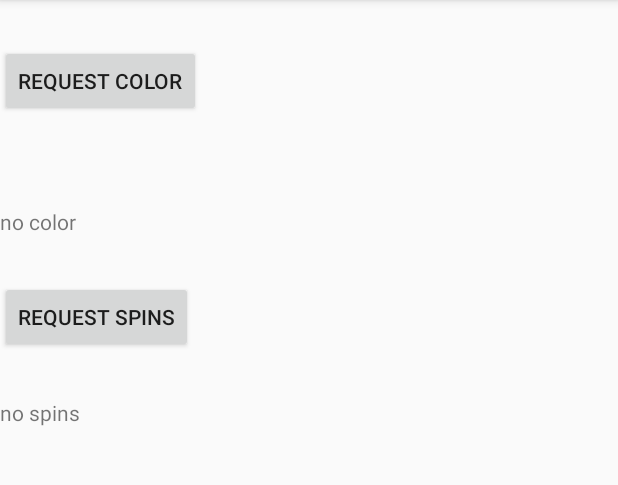
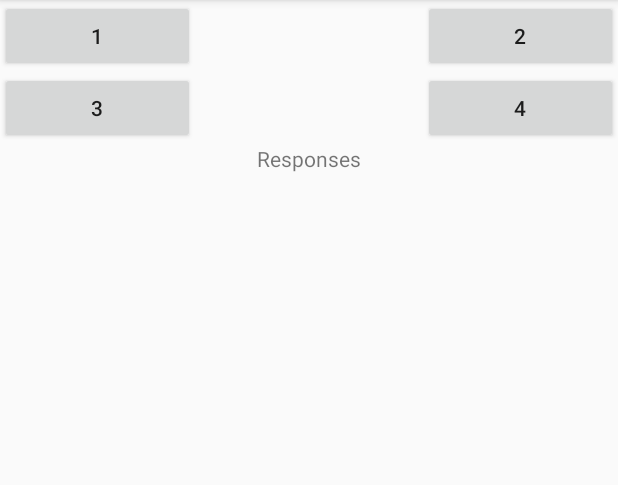
Before and after one commit to harelon/Drones, an Android app: the RequestActivity screen opened directly, with no data from a screen before it, on a phone screen of 412 x 824 dp, the part 84-569 px from its top. Run offline under Robolectric (Android 15) with nearby library versions, the light colour scheme and no system bars.

Commit message:
mission 8 supposed to work
Signed-off-by: Harelon <harel.games@gmail.com>

```diff
--- a/DroneScreen/app/build.gradle
+++ b/DroneScreen/app/build.gradle
@@ -6,7 +6,7 @@ android {
     defaultConfig {
         applicationId "com.example.dronescreen"
         minSdkVersion 15
-        targetSdkVersion 29
+        targetSdkVersion 26
         multiDexEnabled true
         versionCode 1
         versionName "1.0"
@@ -31,4 +31,5 @@ dependencies {
     implementation 'androidx.recyclerview:recyclerview:1.1.0'
     implementation 'com.google.android.gms:play-services:12.0.1'
     implementation 'com.android.support:multidex:1.0.3'
+    implementation 'androidx.gridlayout:gridlayout:1.0.0'
 }
--- a/DroneScreen/app/src/main/java/com/example/dronescreen/MessageHandler.java
+++ b/DroneScreen/app/src/main/java/com/example/dronescreen/MessageHandler.java
@@ -1,10 +1,11 @@
 package com.example.dronescreen;
 
 public interface MessageHandler {
-//    void onMessage(ColorResponse msg);
-    void onMessage(AngularOrientationResponse msg);
-    void onMessage(RawColorResponse msg);
+    //    void onMessage(ColorResponse msg);
+//    void onMessage(AngularOrientationResponse msg);
+//    void onMessage(RawColorResponse msg);
 //    void onMessage(HeightResponse msg);
 //    void onMessage(LedResponse msg);
 //    void onMessage(TemperatureResponse msg);
+    void onMessage(BallDropResponse msg);
 }
--- a/DroneScreen/app/src/main/res/layout/request_activity.xml
+++ b/DroneScreen/app/src/main/res/layout/request_activity.xml
@@ -21,17 +21,17 @@
     <!--        app:layout_constraintStart_toStartOf="parent"-->
     <!--        app:layout_constraintTop_toTopOf="@+id/requestColor" />-->
 
-    <Button
-        android:id="@+id/requestColor"
-        android:layout_width="wrap_content"
-        android:layout_height="wrap_content"
-        android:layout_marginVertical="30dp"
-        android:layout_marginTop="30dp"
-        android:layout_marginBottom="30dp"
-        android:onClick="requestColor"
-        android:text="Request Color"
-        app:layout_constraintTop_toTopOf="parent"
-        tools:layout_editor_absoluteX="356dp" />
+    <!--    <Button-->
+    <!--        android:id="@+id/requestColor"-->
+    <!--        android:layout_width="wrap_content"-->
+    <!--        android:layout_height="wrap_content"-->
+    <!--        android:layout_marginVertical="30dp"-->
+    <!--        android:layout_marginTop="30dp"-->
+    <!--        android:layout_marginBottom="30dp"-->
+    <!--        android:onClick="requestColor"-->
+    <!--        android:text="Request Color"-->
+    <!--        app:layout_constraintTop_toTopOf="parent"-->
+    <!--        tools:layout_editor_absoluteX="356dp" />-->
 
     <!--    <TextView-->
     <!--        android:id="@+id/heightResponse"-->
@@ -42,29 +42,29 @@
     <!--        app:layout_constraintStart_toStartOf="@+id/requestHeight"-->
     <!--        app:layout_constraintTop_toBottomOf="@+id/requestHeight" />-->
 
-    <TextView
-        android:id="@+id/colorResponse"
-        android:layout_width="wrap_content"
-        android:layout_height="wrap_content"
-        android:layout_marginVertical="30dp"
-        android:text="no color"
-        app:layout_constraintStart_toStartOf="@+id/requestColor"
-        app:layout_constraintTop_toBottomOf="@+id/requestColor" />
-    <Button
-        android:id="@+id/requestSpins"
-        android:layout_width="wrap_content"
-        android:layout_height="wrap_content"
-        android:text="Request Spins"
-        android:onClick="requestSpins"
-        />
-    <TextView
-        android:id="@+id/spinsResponse"
-        android:layout_width="wrap_content"
-        android:layout_height="wrap_content"
-        android:layout_marginVertical="30dp"
-        android:text="no spins"
-        app:layout_constraintStart_toStartOf="@+id/requestColor"
-        app:layout_constraintTop_toBottomOf="@+id/requestColor" />
+    <!--    <TextView-->
+    <!--        android:id="@+id/colorResponse"-->
+    <!--        android:layout_width="wrap_content"-->
+    <!--        android:layout_height="wrap_content"-->
+    <!--        android:layout_marginVertical="30dp"-->
+    <!--        android:text="no color"-->
+    <!--        app:layout_constraintStart_toStartOf="@+id/requestColor"-->
+    <!--        app:layout_constraintTop_toBottomOf="@+id/requestColor" />-->
+    <!--    <Button-->
+    <!--        android:id="@+id/requestSpins"-->
+    <!--        android:layout_width="wrap_content"-->
+    <!--        android:layout_height="wrap_content"-->
+    <!--        android:text="Request Spins"-->
+    <!--        android:onClick="requestSpins"-->
+    <!--        />-->
+    <!--    <TextView-->
+    <!--        android:id="@+id/spinsResponse"-->
+    <!--        android:layout_width="wrap_content"-->
+    <!--        android:layout_height="wrap_content"-->
+    <!--        android:layout_marginVertical="30dp"-->
+    <!--        android:text="no spins"-->
+    <!--        app:layout_constraintStart_toStartOf="@+id/requestColor"-->
+    <!--        app:layout_constraintTop_toBottomOf="@+id/requestColor" />-->
 
     <!--    <Button-->
     <!--        android:id="@+id/requestLedRed"-->
@@ -139,8 +139,53 @@
     <!--        android:layout_marginLeft="228dp"-->
     <!--        app:layout_constraintStart_toStartOf="@+id/requestTemp"-->
     <!--        app:layout_constraintTop_toBottomOf="@+id/requestTemp" />-->
+    <androidx.gridlayout.widget.GridLayout
+        android:layout_width="match_parent"
+        android:layout_height="wrap_content">
+
+        <Button
+            android:id="@+id/button1"
+            android:layout_width="130dp"
+            android:layout_height="wrap_content"
+            android:onClick="addNumToCode"
+            android:text="1"
+            app:layout_column="0"
+            app:layout_row="0" />
+
+        <Button
+            android:id="@+id/button2"
+            android:layout_width="130dp"
+            android:layout_height="wrap_content"
+            android:onClick="addNumToCode"
+            android:text="2"
+            app:layout_column="2"
+            app:layout_row="0" />
+
+        <Button
+            android:id="@+id/button3"
+            android:layout_width="130dp"
+            android:layout_height="wrap_content"
+            android:onClick="addNumToCode"
+            android:text="3"
+            app:layout_column="0"
+            app:layout_row="1" />
+
+        <Button
+            android:id="@+id/button4"
+            android:layout_width="130dp"
+            android:layout_height="wrap_content"
+            android:onClick="addNumToCode"
+            android:text="4"
+            app:layout_column="2"
+            app:layout_row="1" />
 
 
+    </androidx.gridlayout.widget.GridLayout>
 
-
+    <TextView
+        android:id="@+id/textView"
+        android:layout_width="match_parent"
+        android:layout_height="wrap_content"
+        android:text="Responses"
+        android:gravity="center_horizontal" />
 </LinearLayout>
--- a/DroneScreen/build.gradle
+++ b/DroneScreen/build.gradle
@@ -7,7 +7,7 @@ buildscript {
 
     }
     dependencies {
-        classpath 'com.android.tools.build:gradle:3.5.2'
+        classpath 'com.android.tools.build:gradle:3.6.1'
 //        classpath 'com.google.gms:google-services:4.3.3'
         // NOTE: Do not place your application dependencies here; they belong
         // in the individual module build.gradle files
```
Also changed, not shown: DroneScreen/app/src/main/java/com/example/dronescreen/BallDropRequest.java (added, +7 -0 lines), DroneScreen/app/src/main/java/com/example/dronescreen/BallDropResponse.java (added, +7 -0 lines), DroneScreen/app/src/main/java/com/example/dronescreen/MessageCracker.java (+6 -1 lines), DroneScreen/app/src/main/java/com/example/dronescreen/RequestActivity.java (+94 -23 lines), DroneScreen/gradle/wrapper/gradle-wrapper.properties, 4 other files. Lines whose indentation alone changed are shown as unchanged.
